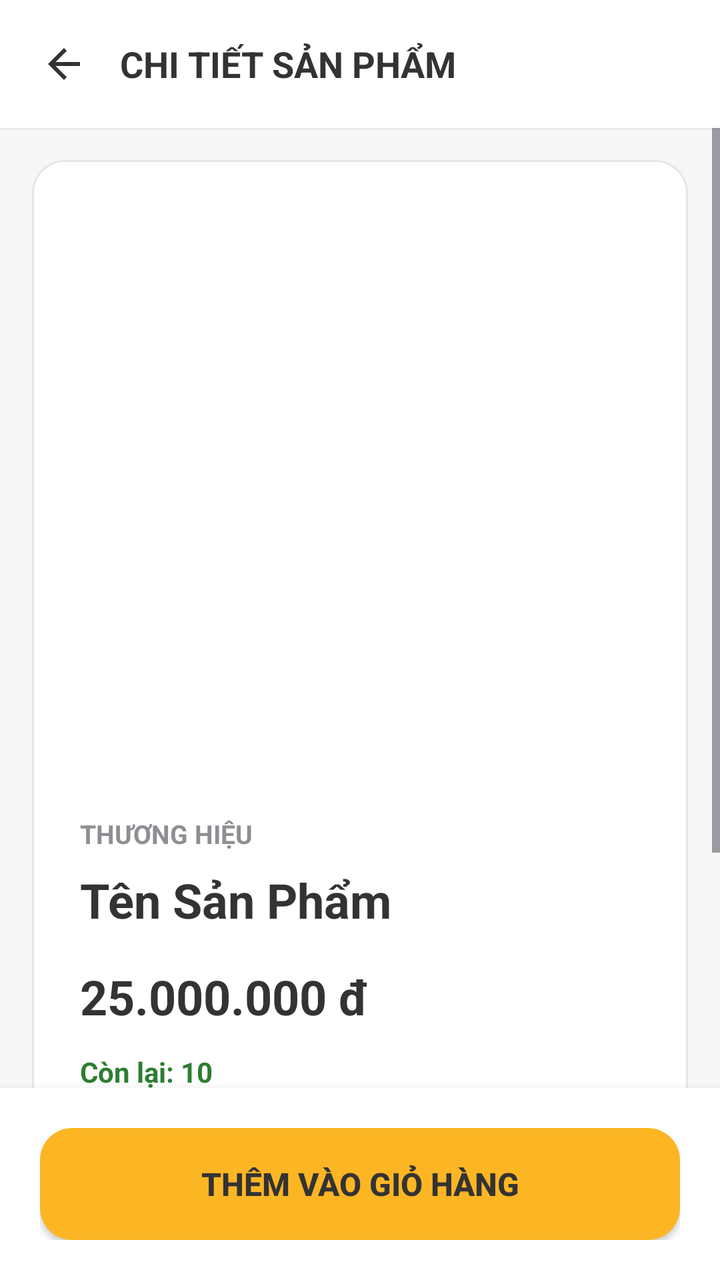
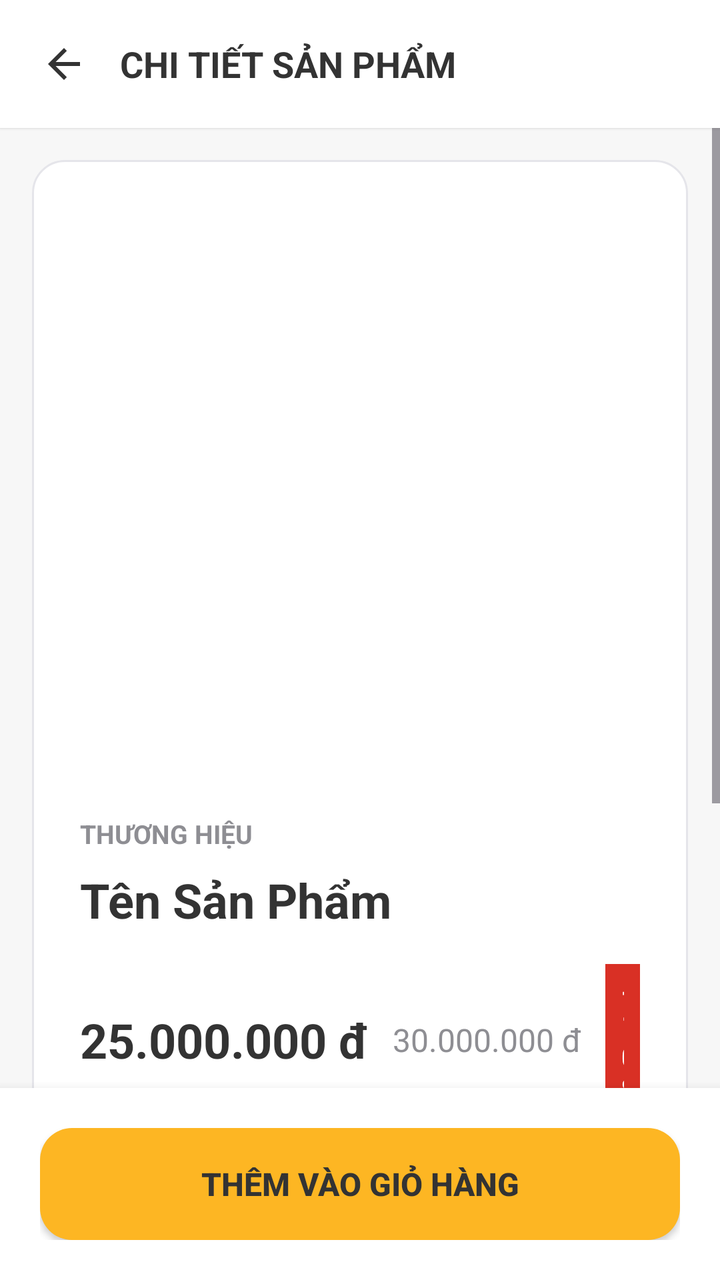

Screens rendered from an Android XML layout before and after an edit, with the pre-edit source and the edit as a unified diff.
<!-- AndroidManifest.xml: application theme Theme.MobileDeviceStoreTDMU -->
<!-- res/layout/activity_chi_tiet_san_pham.xml -->
<?xml version="1.0" encoding="utf-8"?>
<LinearLayout xmlns:android="http://schemas.android.com/apk/res/android"
    xmlns:tools="http://schemas.android.com/tools"
    xmlns:app="http://schemas.android.com/apk/res-auto"
    android:layout_width="match_parent"
    android:layout_height="match_parent"
    android:orientation="vertical"
    android:background="@color/bg_light"
    android:fitsSystemWindows="true"
    tools:context=".activity.ChiTietSanPhamActivity">

    
    <LinearLayout
        android:layout_width="match_parent"
        android:layout_height="wrap_content"
        android:background="@color/bg_white"
        android:elevation="1dp"
        android:padding="16dp"
        android:orientation="horizontal"
        android:gravity="center_vertical">

        <ImageView
            android:id="@+id/btnBackHeader"
            android:layout_width="32dp"
            android:layout_height="32dp"
            android:src="@drawable/ic_arrow_back"
            android:background="?attr/selectableItemBackgroundBorderless"
            android:padding="4dp"
            app:tint="@color/text_primary"
            android:contentDescription="Quay lại"
            android:layout_marginEnd="12dp" />

        <TextView
            android:layout_width="0dp"
            android:layout_height="wrap_content"
            android:layout_weight="1"
            android:text="CHI TIẾT SẢN PHẨM"
            android:textSize="18sp"
            android:textStyle="bold"
            android:textColor="@color/text_primary" />

    </LinearLayout>

    <ScrollView
        android:layout_width="match_parent"
        android:layout_height="0dp"
        android:layout_weight="1"
        android:clipToPadding="false"
        android:paddingBottom="24dp">

        <LinearLayout
            android:layout_width="match_parent"
            android:layout_height="wrap_content"
            android:orientation="vertical"
            android:padding="24dp"
            android:background="@drawable/bg_card_modern"
            android:layout_margin="16dp"
            android:elevation="0dp">

            <ImageView
                android:id="@+id/imgChiTietSP"
                android:layout_width="match_parent"
                android:layout_height="280dp"
                android:scaleType="fitCenter"
                android:adjustViewBounds="true"
                android:transitionName="product_img_trans"
                android:contentDescription="Ảnh chi tiết sản phẩm"
                android:layout_marginBottom="24dp" />

            <TextView
                android:id="@+id/tvThuongHieuChiTietSP"
                android:layout_width="match_parent"
                android:layout_height="wrap_content"
                android:text="THƯƠNG HIỆU"
                android:textColor="@color/text_secondary"
                android:textSize="13sp"
                android:textStyle="bold"
                android:textAllCaps="true"
                android:layout_marginBottom="8dp" />

            <TextView
                android:id="@+id/tvTenChiTietSP"
                android:layout_width="match_parent"
                android:layout_height="wrap_content"
                android:text="Tên Sản Phẩm"
                android:textSize="24sp"
                android:textStyle="bold"
                android:textColor="@color/text_primary"
                android:layout_marginBottom="16dp" />

            <TextView
                android:id="@+id/tvGiaChiTietSP"
                android:layout_width="match_parent"
                android:layout_height="wrap_content"
                android:text="25.000.000 đ"
                android:textColor="@color/primary_black"
                android:textSize="24sp"
                android:textStyle="bold"
                android:layout_marginBottom="12dp" />

            <TextView
                android:id="@+id/tvKhoChiTietSP"
                android:layout_width="match_parent"
                android:layout_height="wrap_content"
                android:text="Còn lại: 10"
                android:textColor="#2E7D32"
                android:textSize="14sp"
                android:textStyle="bold"
                android:layout_marginBottom="24dp" />

            <View
                android:layout_width="match_parent"
                android:layout_height="1dp"
                android:background="@color/stroke_light"
                android:layout_marginBottom="20dp" />

            <TextView
                android:layout_width="match_parent"
                android:layout_height="wrap_content"
                android:text="MÔ TẢ SẢN PHẨM"
                android:textColor="@color/text_primary"
                android:textSize="16sp"
                android:textStyle="bold"
                android:layout_marginBottom="12dp" />

            <TextView
                android:id="@+id/tvMoTaChiTietSP"
                android:layout_width="match_parent"
                android:layout_height="wrap_content"
                android:text="Mô tả chi tiết sản phẩm..."
                android:textColor="@color/text_primary"
                android:textSize="15sp"
                android:lineSpacingExtra="6dp" />

        </LinearLayout>

    </ScrollView>

    
    <LinearLayout
        android:layout_width="match_parent"
        android:layout_height="wrap_content"
        android:background="@color/bg_white"
        android:elevation="8dp"
        android:padding="20dp">

        <androidx.appcompat.widget.AppCompatButton
            android:id="@+id/btnThemVaoGioHang"
            android:layout_width="match_parent"
            android:layout_height="56dp"
            android:text="THÊM VÀO GIỎ HÀNG"
            android:background="@drawable/bg_btn_primary"
            android:textColor="@color/text_on_yellow"
            android:textSize="16sp"
            android:textStyle="bold"
            android:elevation="2dp"
            android:stateListAnimator="@null" />

    </LinearLayout>

</LinearLayout>
<!-- resources referenced by this layout -->
<resources>
  <color name="bg_light">#F7F7F7</color>
  <color name="bg_white">#FFFFFF</color>
  <color name="primary_black">#333333</color>
  <color name="stroke_light">#E5E5EA</color>
  <color name="text_on_yellow">#333333</color>
  <color name="text_primary">#333333</color>
  <color name="text_secondary">#8E8E93</color>
  <!-- drawable bg_btn_primary (drawable) -->
  <?xml version="1.0" encoding="utf-8"?>
  <shape xmlns:android="http://schemas.android.com/apk/res/android"
      android:shape="rectangle">
      <solid android:color="@color/primary_yellow" />
      <corners android:radius="16dp" />
  </shape>
  <!-- drawable bg_card_modern (drawable) -->
  <?xml version="1.0" encoding="utf-8"?>
  <shape xmlns:android="http://schemas.android.com/apk/res/android"
      android:shape="rectangle">
      <solid android:color="@color/bg_white" />
      <corners android:radius="16dp" />
      <stroke android:width="1dp" android:color="@color/stroke_light" />
  </shape>
  <!-- drawable ic_arrow_back (drawable) -->
  <vector xmlns:android="http://schemas.android.com/apk/res/android"
      android:width="24dp"
      android:height="24dp"
      android:viewportWidth="24"
      android:viewportHeight="24">
      <path
          android:fillColor="#1C1C1C"
          android:pathData="M20,11H7.83l5.59,-5.59L12,4l-8,8 8,8 1.41,-1.41L7.83,13H20v-2z"/>
  </vector>
  <style name="Theme.MobileDeviceStoreTDMU" parent="Base.Theme.MobileDeviceStoreTDMU" />
  <color name="primary_yellow">#FDB623</color>
  <style name="Base.Theme.MobileDeviceStoreTDMU" parent="Theme.Material3.DayNight.NoActionBar">
          
          
      </style>
</resources>

<!-- the commit's change to res/layout/activity_chi_tiet_san_pham.xml (unified diff, before → after) -->
@@ -88,15 +88,45 @@
                 android:textColor="@color/text_primary"
                 android:layout_marginBottom="16dp" />
 
-            <TextView
-                android:id="@+id/tvGiaChiTietSP"
+            <LinearLayout
                 android:layout_width="match_parent"
                 android:layout_height="wrap_content"
-                android:text="25.000.000 đ"
-                android:textColor="@color/primary_black"
-                android:textSize="24sp"
-                android:textStyle="bold"
-                android:layout_marginBottom="12dp" />
+                android:orientation="horizontal"
+                android:gravity="center_vertical"
+                android:layout_marginBottom="12dp">
+
+                <TextView
+                    android:id="@+id/tvGiaChiTietSP"
+                    android:layout_width="wrap_content"
+                    android:layout_height="wrap_content"
+                    android:text="25.000.000 đ"
+                    android:textColor="@color/primary_black"
+                    android:textSize="24sp"
+                    android:textStyle="bold"
+                    android:layout_marginEnd="12dp" />
+
+                <TextView
+                    android:id="@+id/tvGiaGocChiTietSP"
+                    android:layout_width="wrap_content"
+                    android:layout_height="wrap_content"
+                    android:text="30.000.000 đ"
+                    android:textColor="@color/text_secondary"
+                    android:textSize="16sp" />
+
+                <TextView
+                    android:id="@+id/tvBadgeChiTietSP"
+                    android:layout_width="wrap_content"
+                    android:layout_height="wrap_content"
+                    android:background="#D93025"
+                    android:textColor="#FFFFFF"
+                    android:textStyle="bold"
+                    android:textSize="14sp"
+                    android:paddingHorizontal="8dp"
+                    android:paddingVertical="4dp"
+                    android:text="-10%"
+                    android:layout_marginStart="12dp" />
+
+            </LinearLayout>
 
             <TextView
                 android:id="@+id/tvKhoChiTietSP"
<!-- resource entries referenced after the edit -->
@@ -34,9 +34,12 @@
   </vector>
   <style name="Theme.MobileDeviceStoreTDMU" parent="Base.Theme.MobileDeviceStoreTDMU" />
   <color name="primary_yellow">#FDB623</color>
-  <style name="Base.Theme.MobileDeviceStoreTDMU" parent="Theme.Material3.DayNight.NoActionBar">
+  <style name="Base.Theme.MobileDeviceStoreTDMU" parent="Theme.Material3.Light.NoActionBar">
           
-          
+          <item name="android:statusBarColor">@color/bg_white</item>
+          <item name="android:windowLightStatusBar">true</item>
+          <item name="android:navigationBarColor">@color/bg_white</item>
+          <item name="android:windowLightNavigationBar" tools:targetApi="O_MR1">true</item>
       </style>
 </resources>
 
